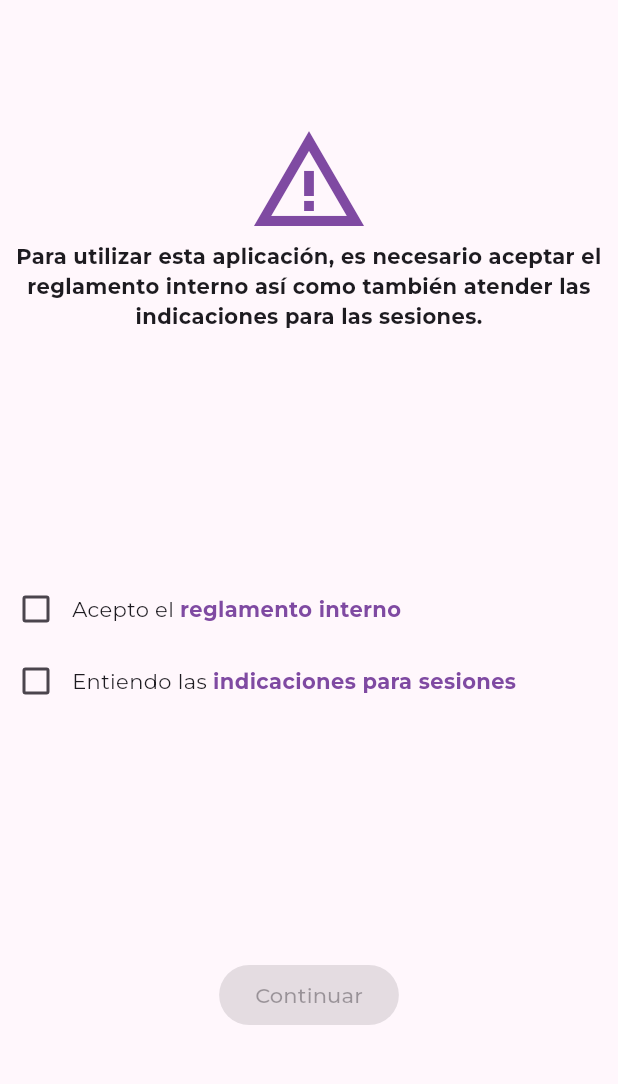
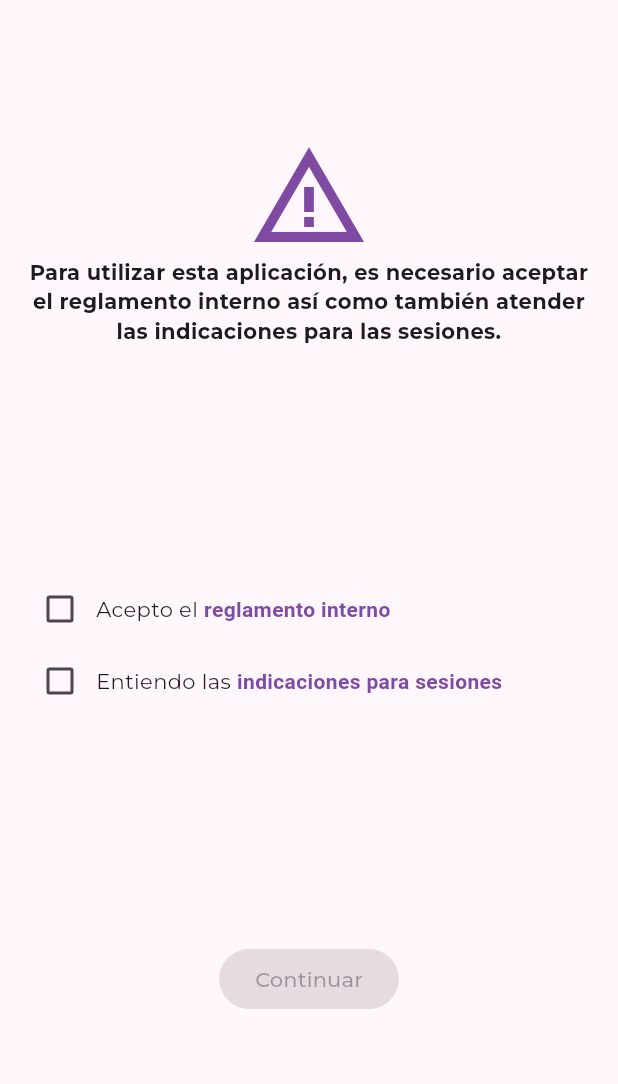
Before and after one commit to LuisMtz139/AppClinica, a Flutter app: the Agreements screen opened by its route, on a phone screen of 412 x 824 dp, the part 84-1168 px from its top. Run offline on Flutter 3.47's test engine with Material 3 defaults, Android fonts, the phone set to English and light mode, and no system bars; our stand-ins replace carousel_slider, flutter_bloc, flutter_spinkit, font_awesome_flutter, google_fonts, isar and 4 more; missing offline and left inert: easy_pdf_viewer; accounts and stored records are empty; generated files the repository leaves out were written again; network calls fail.

```diff
--- a/lib/Views/agreements.dart
+++ b/lib/Views/agreements.dart
@@ -1,3 +1,4 @@
+import 'package:flutter/gestures.dart';
 import 'package:flutter/material.dart';
 import 'package:light_center/Services/navigation_service.dart';
 import 'package:light_center/Views/custom_widgets.dart';
@@ -13,7 +14,9 @@ class Agreements extends StatelessWidget {
 
     return Scaffold(
       appBar: commonAppBar(),
-      body: Column(
+      body: Padding(
+        padding: const EdgeInsets.all(16.0),
+        child: Column(
           mainAxisAlignment: MainAxisAlignment.spaceAround,
           crossAxisAlignment: CrossAxisAlignment.center,
           children: [
@@ -21,15 +24,13 @@ class Agreements extends StatelessWidget {
               mainAxisSize: MainAxisSize.min,
               children: [
                 Icon(Icons.warning_amber, color: LightCenterColors.mainPurple, size: 80),
-              const Text('Para utilizar esta aplicación, es necesario aceptar el reglamento interno así como también atender las indicaciones para las sesiones.',
-                style: TextStyle(
-                  fontWeight: FontWeight.bold
-                ),
+                const Text(
+                  'Para utilizar esta aplicación, es necesario aceptar el reglamento interno así como también atender las indicaciones para las sesiones.',
+                  style: TextStyle(fontWeight: FontWeight.bold),
                   textAlign: TextAlign.center,
                 ),
               ],
             ),
-
             Column(
               mainAxisSize: MainAxisSize.min,
               children: [
@@ -40,23 +41,30 @@ class Agreements extends StatelessWidget {
                       builder: (BuildContext context, bool acceptRegulation, _) {
                         return Checkbox(
                           value: acceptRegulation,
-                            onChanged: (bool? value) => internalRegulations.value = value!
+                          onChanged: (bool? value) => internalRegulations.value = value!,
                         );
-                      }
+                      },
                     ),
-                  GestureDetector(
+                    Expanded(
+                      child: GestureDetector(
                         onTap: () => internalRegulations.value = !internalRegulations.value,
-                      child: const Text('Acepto el ')
-                  ),
-                  GestureDetector(
-                    onTap: () => NavigationService.openInternalRegulations(),
-                    child: Text('reglamento interno',
+                        child: Text.rich(
+                          TextSpan(
+                            text: 'Acepto el ',
+                            children: [
+                              TextSpan(
+                                text: 'reglamento interno',
                                 style: TextStyle(
                                   fontWeight: FontWeight.bold,
-                            color: LightCenterColors.mainPurple
-                        )
+                                  color: LightCenterColors.mainPurple,
                                 ),
-                  )
+                                recognizer: TapGestureRecognizer()..onTap = () => NavigationService.openInternalRegulations(),
+                              ),
+                            ],
+                          ),
+                        ),
+                      ),
+                    ),
                   ],
                 ),
                 Row(
@@ -66,28 +74,34 @@ class Agreements extends StatelessWidget {
                       builder: (BuildContext context, bool acceptRegulation, _) {
                         return Checkbox(
                           value: acceptRegulation,
-                            onChanged: (bool? value) => sessionIndications.value = value!
+                          onChanged: (bool? value) => sessionIndications.value = value!,
                         );
-                      }
+                      },
                     ),
-                  GestureDetector(
+                    Expanded(
+                      child: GestureDetector(
                         onTap: () => sessionIndications.value = !sessionIndications.value,
-                      child: const Text('Entiendo las ')
-                  ),
-                  GestureDetector(
-                    onTap: () => NavigationService.openSessionIndications(),
-                    child: Text('indicaciones para sesiones',
+                        child: Text.rich(
+                          TextSpan(
+                            text: 'Entiendo las ',
+                            children: [
+                              TextSpan(
+                                text: 'indicaciones para sesiones',
                                 style: TextStyle(
                                   fontWeight: FontWeight.bold,
-                            color: LightCenterColors.mainPurple
-                        )
+                                  color: LightCenterColors.mainPurple,
                                 ),
-                  )
+                                recognizer: TapGestureRecognizer()..onTap = () => NavigationService.openSessionIndications(),
+                              ),
+                            ],
+                          ),
+                        ),
+                      ),
+                    ),
                   ],
                 ),
               ],
             ),
-
             ValueListenableBuilder(
               valueListenable: internalRegulations,
               builder: (context, acceptRegulations, _) {
@@ -95,18 +109,26 @@ class Agreements extends StatelessWidget {
                   valueListenable: sessionIndications,
                   builder: (context, acceptIndications, _) {
                     return FilledButton(
-                          onPressed: acceptRegulations && acceptIndications ? () async {
+                      onPressed: acceptRegulations && acceptIndications
+                          ? () async {
                         if (internalRegulations.value == false || sessionIndications.value == false) {
-                              await NavigationService.showSimpleErrorAlertDialog(title: 'Error', content: 'Es necesario aceptar los términos y condiciones del spa así cómo entender las directivas de atención.');
+                          await NavigationService.showSimpleErrorAlertDialog(
+                            title: 'Error',
+                            content: 'Es necesario aceptar los términos y condiciones del spa así cómo entender las directivas de atención.',
+                          );
                         } else {
                           await NavigationService.pushReplacementNamed(NavigationService.loginScreen);
                         }
-                          } : null,
-                          child: const Text('Continuar')
+                      }
+                          : null,
+                      child: const Text('Continuar'),
                     );
-                    });
-              }),
+                  },
+                );
+              },
+            ),
           ],
+        ),
       ),
     );
   }
--- a/lib/Views/schedule.dart
+++ b/lib/Views/schedule.dart
@@ -70,6 +70,7 @@ class Schedule extends StatelessWidget {
                 constraints.maxWidth >= 1280 && constraints.maxHeight >= 720;
 
             return SingleChildScrollView(
+              padding: EdgeInsets.all(isWideScreen ? 20.0 : 10.0),
               child: Center(
                 child: Column(
                   children: [
--- a/pubspec.yaml
+++ b/pubspec.yaml
@@ -37,7 +37,7 @@ dependencies:
   cupertino_icons: ^1.0.2
   flutter_localizations:
     sdk: flutter
-  intl: 0.18.1
+  intl: ^0.18.1
   table_calendar: ^3.0.9
   google_fonts: ^5.1.0
   carousel_slider: ^4.2.1
@@ -47,7 +47,7 @@ dependencies:
   isar: ^3.1.0+1
   isar_flutter_libs: ^3.1.0+1
   path_provider: ^2.1.0
-  jiffy: ^6.3.1
+  jiffy: ^6.2.1
   xml: ^6.4.2
   video_player: ^2.7.2
   lottie: ^2.6.0
```
Also changed, not shown: lib/BusinessLogic/Controllers/schedule_controller.dart (+16 -7 lines), lib/Views/custom_widgets.dart (+35 -23 lines). Lines whose indentation alone changed are shown as unchanged.
